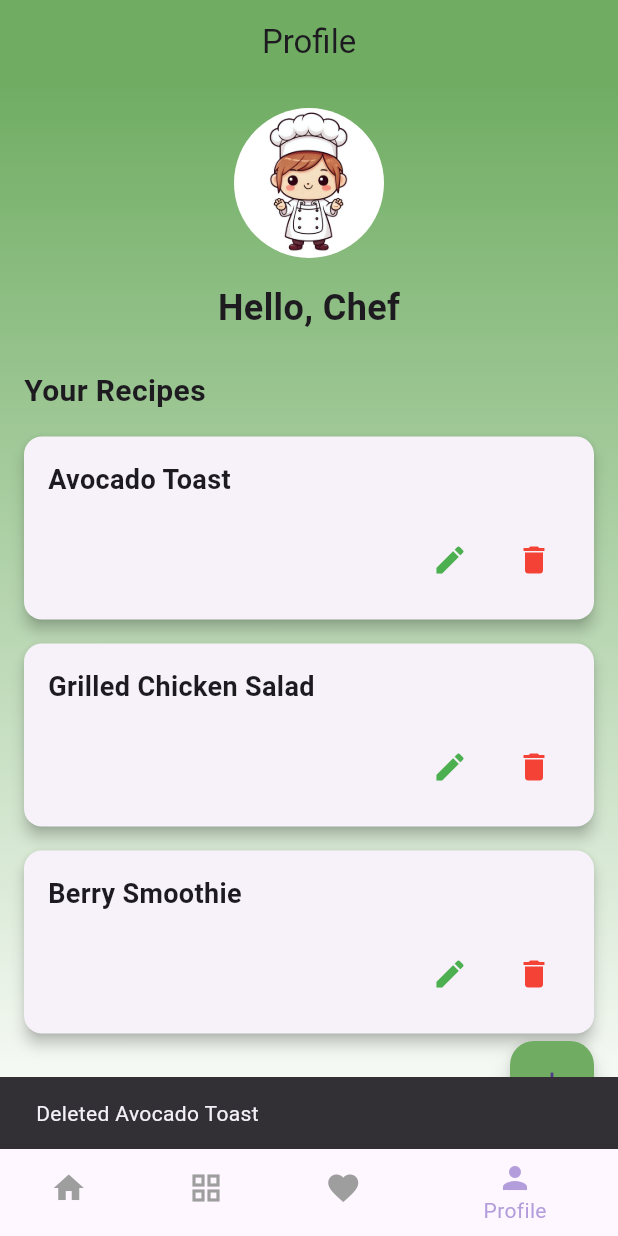
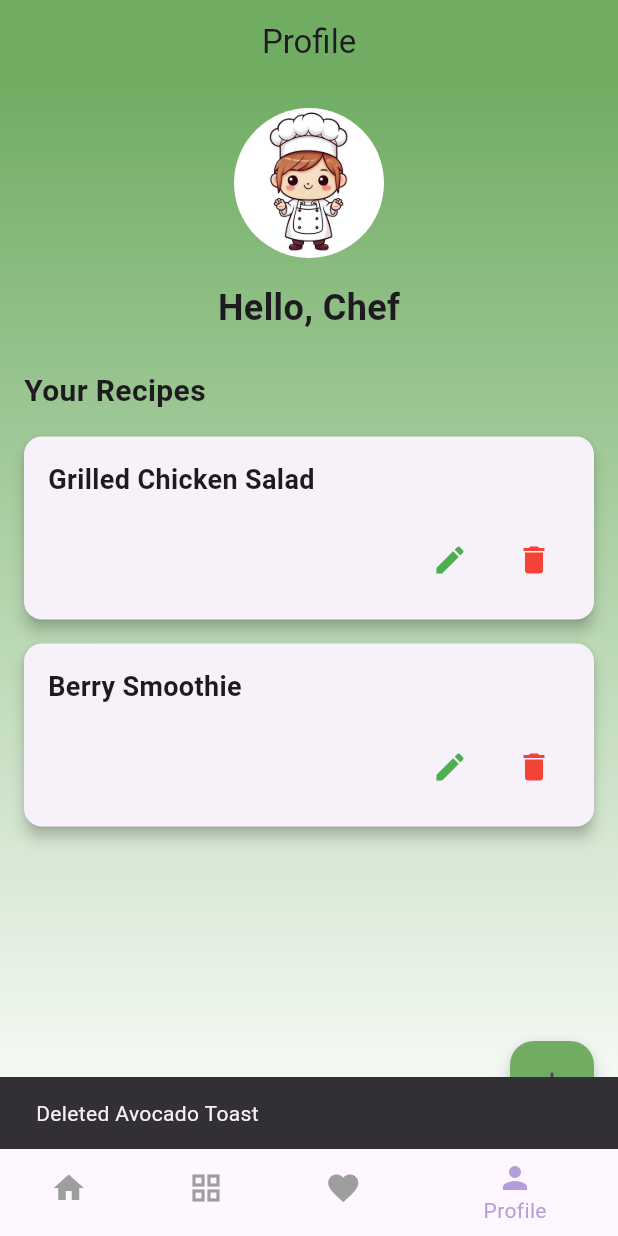
Before and after one commit to HamadAlmatouq/foodiez_frontend, a Flutter app: the screen it shows after launch, item 4 of the bottom bar chosen, after a tap on the "delete" icon, on a phone screen of 412 x 824 dp. Run offline on Flutter 3.47's test engine with Material 3 defaults, Android fonts, the phone set to English and light mode, and no system bars; our stand-ins replace dio, go_router, shared_preferences; accounts and stored records are empty; network calls fail.

```diff
--- a/lib/pages/profile_page.dart
+++ b/lib/pages/profile_page.dart
@@ -23,6 +23,23 @@ class _ProfilePageState extends State<ProfilePage> {
         "title": recipe["title"] ?? "Untitled Recipe",
       });
     });
+  }
+
+  // Method to handle editing a recipe
+  void _editRecipe(Map<String, String> recipe) {
+    ScaffoldMessenger.of(context).showSnackBar(
+      SnackBar(content: Text('Edit ${recipe['title']}')),
+    );
+  }
+
+  // Method to handle deleting a recipe
+  void _deleteRecipe(Map<String, String> recipe) {
+    setState(() {
+      recipes.removeWhere((r) => r['id'] == recipe['id']);
+    });
+    ScaffoldMessenger.of(context).showSnackBar(
+      SnackBar(content: Text('Deleted ${recipe['title']}')),
+    );
   }
 
   @override
@@ -108,29 +125,13 @@ class _ProfilePageState extends State<ProfilePage> {
                                 IconButton(
                                   icon: const Icon(Icons.edit),
                                   color: Colors.green,
-                                  onPressed: () {
-                                    // TODO: Implement Edit functionality
-                                    ScaffoldMessenger.of(context).showSnackBar(
-                                      SnackBar(
-                                        content:
-                                            Text('Edit ${recipe['title']}'),
-                                      ),
-                                    );
-                                  },
+                                  onPressed: () => _editRecipe(recipe),
                                 ),
                                 const SizedBox(width: 8),
                                 IconButton(
                                   icon: const Icon(Icons.delete),
                                   color: Colors.red,
-                                  onPressed: () {
-                                    // TODO: Implement Delete functionality
-                                    ScaffoldMessenger.of(context).showSnackBar(
-                                      SnackBar(
-                                        content:
-                                            Text('Deleted ${recipe['title']}'),
-                                      ),
-                                    );
-                                  },
+                                  onPressed: () => _deleteRecipe(recipe),
                                 ),
                               ],
                             ),
```
